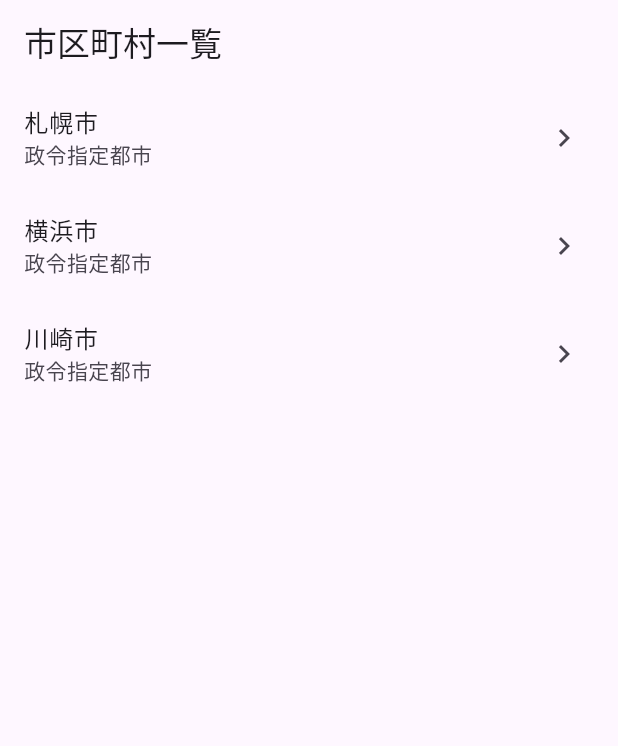
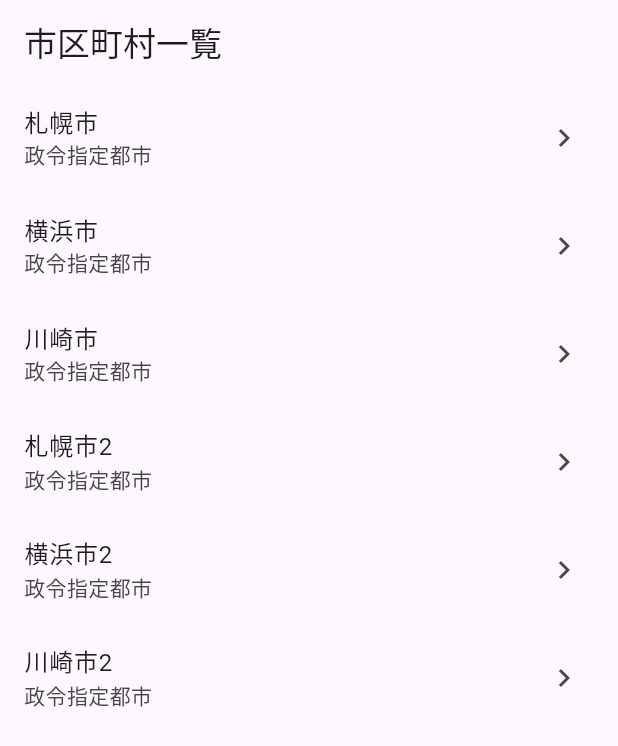
Before and after one commit to keigo-kanou-va/resus_app, a Flutter app: the screen it shows after launch, on a phone screen of 412 x 824 dp. Shown: the top 746 px of the screen. Run offline on Flutter 3.47's test engine with Material 3 defaults, Android fonts, the phone set to English and light mode, and no system bars.

Commit message:
for文でListTitleを表示

```diff
--- a/lib/city_list_page.dart
+++ b/lib/city_list_page.dart
@@ -7,30 +7,17 @@ class CityListPage extends StatelessWidget {
 
   @override
   Widget build(BuildContext context) {
+    const cities = {'札幌市', '横浜市', '川崎市', '札幌市2', '横浜市2', '川崎市2'};
+
     return Scaffold(
       appBar: AppBar(
         title: const Text('市区町村一覧'),
       ),
       body: ListView(
         children: [
+          for (final city in cities)
             ListTile(
-            title: const Text('札幌市'),
-            subtitle: const Text('政令指定都市'),
-            trailing: const Icon(Icons.navigate_next),
-            onTap: () {
-              //TODO:詳細画面に遷移する
-            },
-          ),
-          ListTile(
-            title: const Text('横浜市'),
-            subtitle: const Text('政令指定都市'),
-            trailing: const Icon(Icons.navigate_next),
-            onTap: () {
-              //TODO:詳細画面に遷移する
-            },
-          ),
-          ListTile(
-            title: const Text('川崎市'),
+              title: Text(city),
               subtitle: const Text('政令指定都市'),
               trailing: const Icon(Icons.navigate_next),
               onTap: () {
```
Lines whose indentation alone changed are shown as unchanged.
